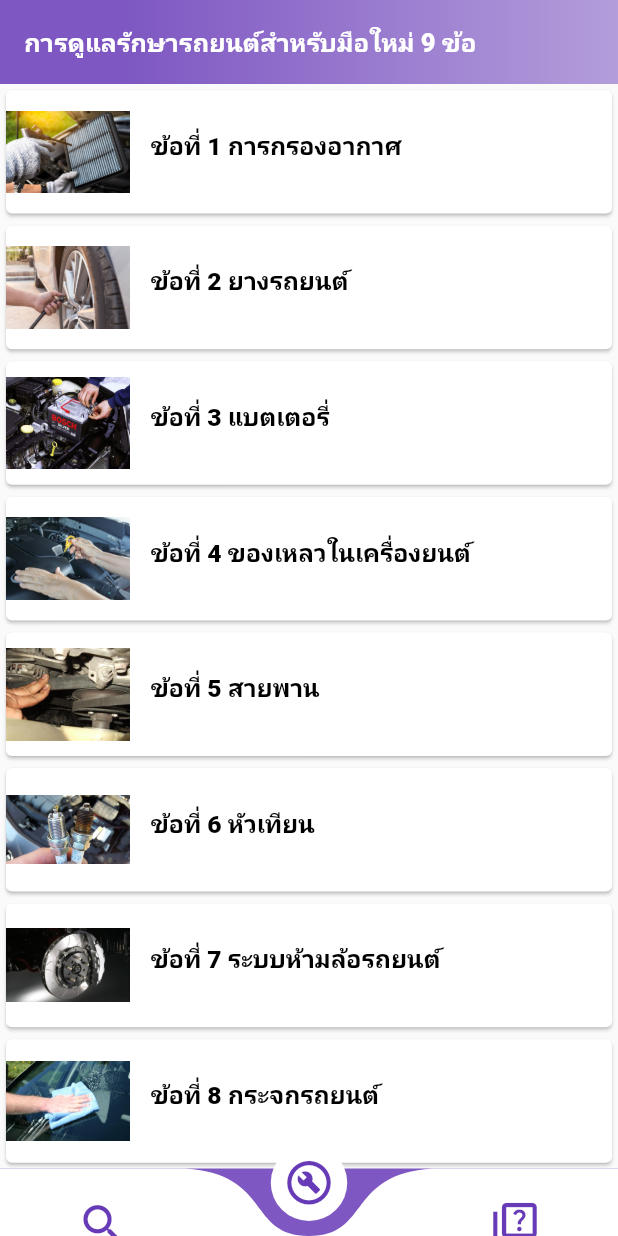
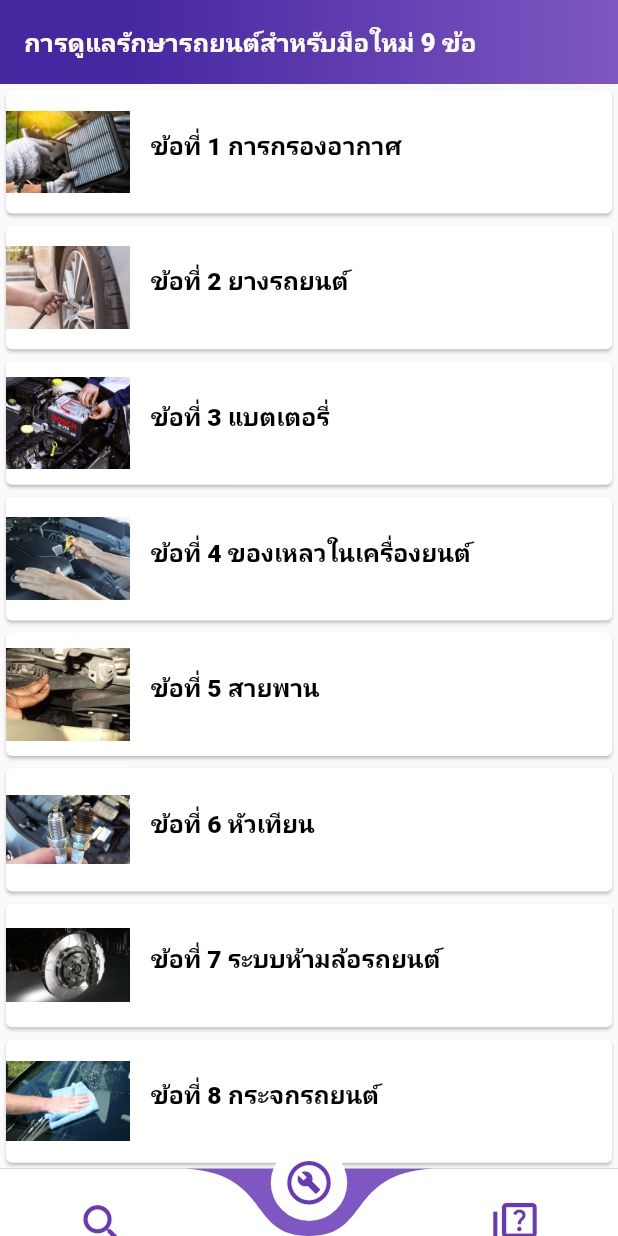
Before and after one commit to Surasit20/car-recognition, a Flutter app: the screen it shows after launch, item 2 of the bottom bar chosen, on a phone screen of 412 x 824 dp. Run offline on Flutter 3.47's test engine with Material 2 defaults, Android fonts, the phone set to English and light mode, and no system bars; drawn by our look-alikes of auto_size_text, curved_navigation_bar; our stand-ins replace carousel_slider, image_picker, smooth_page_indicator; missing offline and left inert: tflite; Roboto replaces fonts that are missing (Chakra).

Commit message:
check data car

```diff
--- a/lib/Bottombar/home_page.dart
+++ b/lib/Bottombar/home_page.dart
@@ -32,10 +32,10 @@ class _HomeState extends State<Home> {
   Widget build(BuildContext context) {
     return Container(
       height: displayHeight(context) * 1,
-        width: displayWidth(context) * 1,
+      width: displayWidth(context) * 1,
       child: Scaffold(
           bottomNavigationBar: CurvedNavigationBar(
-             backgroundColor: Colors.deepPurple[400],
+            backgroundColor: Colors.deepPurple[400],
             key: _bottomNavigationKey,
             height: 45.0,
 
@@ -57,7 +57,7 @@ class _HomeState extends State<Home> {
               ),
             ],
             color: Colors.white,
-            // backgroundColor: Colors.blueAccent,
+            buttonBackgroundColor: Colors.white,
             animationCurve: Curves.easeInOut,
             animationDuration: Duration(milliseconds: 600),
             onTap: (index) {
--- a/lib/Car_infomation/2hand.dart
+++ b/lib/Car_infomation/2hand.dart
@@ -5,7 +5,6 @@ import 'package:http/http.dart' as http;
 import 'package:flutter/services.dart';
 import 'package:flutter/material.dart';
 import 'package:flutter_application_1/sizes_helpers.dart';
-import 'package:flutter_dotenv/flutter_dotenv.dart';
 
 class Twohand extends StatefulWidget {
   var data;
--- a/lib/How to use app/exampage1.dart
+++ b/lib/How to use app/exampage1.dart
@@ -85,7 +85,7 @@ class Exampage1State extends State<Exampage1> {
                         alignment: Alignment.center,
                         margin: EdgeInsets.symmetric(horizontal: 3),
                         padding: EdgeInsets.symmetric(horizontal: 20),
-                        height: 35,
+                        height: 50,
                         decoration: BoxDecoration(
                           color: Colors.white,
                           borderRadius: BorderRadius.circular(20),
@@ -109,7 +109,7 @@ class Exampage1State extends State<Exampage1> {
                                     color: Colors.deepPurple,
                                     fontWeight: FontWeight.bold,
                                     fontFamily: 'Chakra',
-                                    fontSize: 20),
+                                    fontSize: 18),
                               ),
                             ),
                           ],
--- a/lib/Khowledge_car/khowledge_page.dart
+++ b/lib/Khowledge_car/khowledge_page.dart
@@ -67,7 +67,7 @@ class _DashboardState extends State<Dashboard> {
         flexibleSpace: Container(
           decoration: BoxDecoration(
             gradient: LinearGradient(
-              colors: [Colors.deepPurple[400], Colors.deepPurple[200]],
+              colors: [Colors.deepPurple[800], Colors.deepPurple[400]],
               stops: [0.2, 1.0],
             ),
           ),
--- a/lib/main.dart
+++ b/lib/main.dart
@@ -2,7 +2,7 @@ import 'package:flutter/material.dart';
 // ignore: unused_import
 
 import 'package:flutter_application_1/intro_loading/SplashScreen.dart';
-import 'package:flutter_dotenv/flutter_dotenv.dart';
+
 
 void main() {
   runApp(MyApp());
```
Also changed, not shown: lib/How to use app/titleuseapp.dart (+18 -8 lines).
